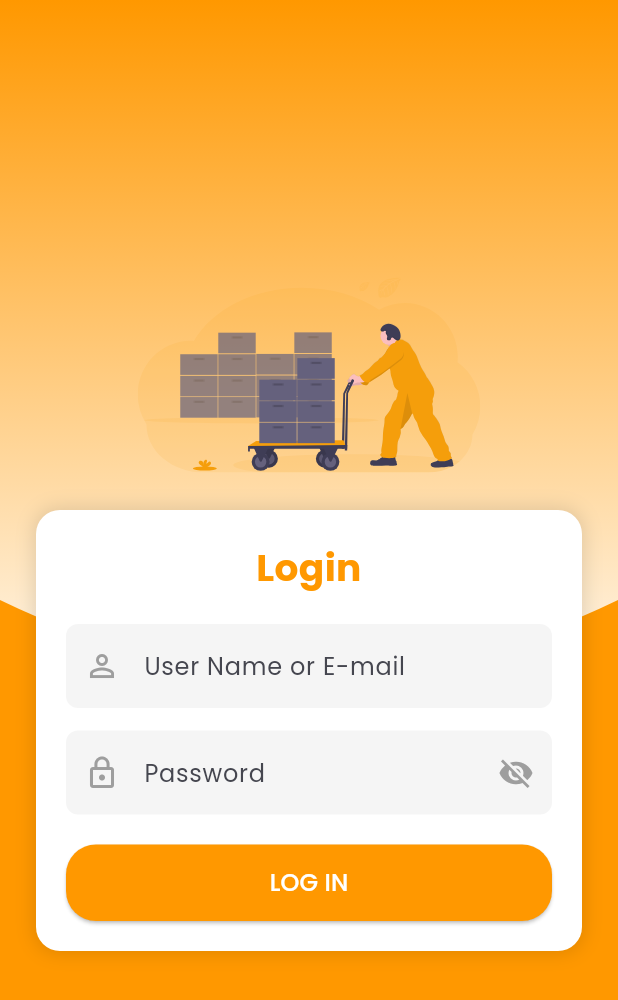
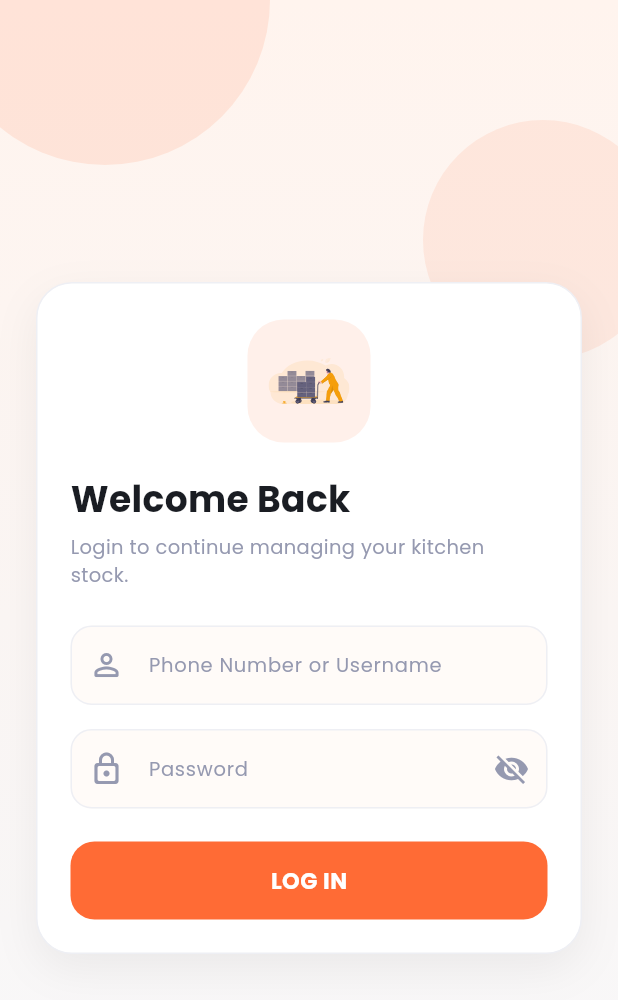
Before and after one commit to avddev369/hp_kitchen_stock, a Flutter app: the screen it shows after launch, on a phone screen of 412 x 824 dp. Shown: the top 1000 px of the screen. Run offline on Flutter 3.47's test engine with Material 3 defaults, Android fonts, the phone set to English and light mode, and no system bars; drawn by our look-alikes of flutter_animate; our stand-ins replace connectivity_plus, dio, dotted_line, dropdown_button2, flutter_easyloading, flutter_spinkit and 5 more.

Commit message:
Home page redesign

```diff
--- a/lib/ui/views/auth/login.dart
+++ b/lib/ui/views/auth/login.dart
@@ -1,5 +1,4 @@
 import 'dart:io';
-import 'package:flutter/cupertino.dart';
 import 'package:flutter/material.dart';
 import 'package:flutter_spinkit/flutter_spinkit.dart';
 import 'package:flutter_svg/svg.dart';
@@ -15,18 +14,21 @@ class LoginScreen extends StatefulWidget {
   final String? imagePath;
   final Color? backgroundColor;
 
-  LoginScreen({Key? key, this.imagePath, this.backgroundColor}) : super(key: key);
+  LoginScreen({Key? key, this.imagePath, this.backgroundColor})
+    : super(key: key);
 
   @override
   _LoginScreenState createState() => _LoginScreenState();
 }
 
 class _LoginScreenState extends State<LoginScreen> {
+  static const Color kOrange = Color(0xFFFF6B35);
+  static const Color kOrangeLight = Color(0xFFFFF0EA);
+  static const Color kBackground = Color(0xFFF7F8FA);
+  static const Color kTextPrimary = Color(0xFF1A1D23);
+  static const Color kTextSecondary = Color(0xFF9599B0);
+  static const Color kBorder = Color(0xFFEEEFF4);
   final LoginController loginController = Get.put(LoginController());
-
-  Color bgColor = Colors.orange;
-  Color shapeColor = Colors.orange;
-  Color buttonColor = Colors.orange;
   File? _selectedImage;
   String? _cachedImagePath;
 
@@ -62,7 +64,11 @@ class _LoginScreenState extends State<LoginScreen> {
     });
 
     try {
-      var response = await Api.login(_usernameController.text, _passwordController.text, context);
+      var response = await Api.login(
+        _usernameController.text,
+        _passwordController.text,
+        context,
+      );
 
       if (response != null && response['success'] == true) {
         String token = response['data']['token'] ?? '';
@@ -105,81 +111,156 @@ class _LoginScreenState extends State<LoginScreen> {
   @override
   Widget build(BuildContext context) {
     return Scaffold(
-      backgroundColor: Colors.orange,
+      backgroundColor: kBackground,
       body: Stack(
         children: [
-          Positioned(
-            top: 0,
-            left: 0,
-            right: 0,
-            child: ClipPath(
-              clipper: TopWaveClipper(),
-              child: Container(
-                height: 500,
-                decoration: BoxDecoration(
+          Container(
+            decoration: const BoxDecoration(
               gradient: LinearGradient(
-                    colors: [Colors.orange, Colors.white],
+                colors: [Color(0xFFFFF4EE), Color(0xFFF7F8FA)],
                 begin: Alignment.topCenter,
                 end: Alignment.bottomCenter,
               ),
             ),
-                child: Center(
-                  child: SvgPicture.asset(
-                    'assets/logo5.svg',
-                    height: 130,
-                    fit: BoxFit.contain,
-                  ).animate().scale().fadeIn(duration: Duration(milliseconds: 500)),
+          ),
+          Positioned(
+            top: -110,
+            left: -40,
+            child: Container(
+              width: 220,
+              height: 220,
+              decoration: BoxDecoration(
+                shape: BoxShape.circle,
+                color: kOrange.withOpacity(0.12),
               ),
             ),
           ),
+          Positioned(
+            top: 80,
+            right: -30,
+            child: Container(
+              width: 160,
+              height: 160,
+              decoration: BoxDecoration(
+                shape: BoxShape.circle,
+                color: kOrange.withOpacity(0.10),
               ),
-          Center(
+            ),
+          ),
+          SafeArea(
+            child: Center(
               child: SingleChildScrollView(
-              child: Padding(
-                padding: const EdgeInsets.symmetric(horizontal: 24.0),
-                child: Column(
-                  crossAxisAlignment: CrossAxisAlignment.center,
-                  children: [
-                    SizedBox(height: 150),
-                    Container(
-                      padding: EdgeInsets.all(20),
+                padding: const EdgeInsets.symmetric(
+                  horizontal: 24,
+                  vertical: 24,
+                ),
+                child: ConstrainedBox(
+                  constraints: const BoxConstraints(maxWidth: 420),
+                  child: Container(
+                    padding: const EdgeInsets.fromLTRB(22, 24, 22, 22),
                     decoration: BoxDecoration(
                       color: Colors.white,
-                        borderRadius: BorderRadius.circular(16),
+                      borderRadius: BorderRadius.circular(24),
+                      border: Border.all(color: kBorder),
                       boxShadow: [
                         BoxShadow(
-                            color: Colors.black12,
-                            blurRadius: 10,
-                            spreadRadius: 1,
+                          color: Colors.black.withOpacity(0.06),
+                          blurRadius: 24,
+                          offset: const Offset(0, 10),
                         ),
                       ],
                     ),
                     child: Column(
+                      crossAxisAlignment: CrossAxisAlignment.start,
                       children: [
+                        Center(
+                          child: Container(
+                            width: 82,
+                            height: 82,
+                            padding: const EdgeInsets.all(14),
+                            decoration: BoxDecoration(
+                              color: kOrangeLight,
+                              borderRadius: BorderRadius.circular(24),
+                            ),
+                            child:
+                                SvgPicture.asset(
+                                  'assets/logo5.svg',
+                                  fit: BoxFit.contain,
+                                ).animate().scale().fadeIn(
+                                  duration: const Duration(milliseconds: 500),
+                                ),
+                          ),
+                        ),
+                        const SizedBox(height: 20),
                         Text(
-                            'Login',
-                            style: GoogleFonts.poppins(fontSize: 25, fontWeight: FontWeight.bold, color: Colors.orange),
-                            textAlign: TextAlign.center,
-                          ).animate().fadeIn(duration: 1000.ms).slideY(),
-                          SizedBox(height: 20),
-                          _buildInputField(controller: _usernameController, label: 'User Name or E-mail', icon: Icons.person_outline),
-                          SizedBox(height: 15),
-                          _buildInputField(controller: _passwordController, label: 'Password', icon: Icons.lock_outline, obscureText: true),
-                          SizedBox(height: 20),
-                          ElevatedButton(
+                          'Welcome Back',
+                          style: GoogleFonts.poppins(
+                            fontSize: 24,
+                            fontWeight: FontWeight.w700,
+                            color: kTextPrimary,
+                          ),
+                        ).animate().fadeIn(duration: 700.ms).slideY(begin: 0.2),
+                        const SizedBox(height: 6),
+                        Text(
+                          'Login to continue managing your kitchen stock.',
+                          style: GoogleFonts.poppins(
+                            fontSize: 13,
+                            color: kTextSecondary,
+                            height: 1.5,
+                          ),
+                        ),
+                        const SizedBox(height: 24),
+                        _buildInputField(
+                          controller: _usernameController,
+                          label: 'Phone Number or Username',
+                          icon: Icons.person_outline_rounded,
+                        ),
+                        const SizedBox(height: 16),
+                        _buildInputField(
+                          controller: _passwordController,
+                          label: 'Password',
+                          icon: Icons.lock_outline_rounded,
+                          obscureText: true,
+                        ),
+                        const SizedBox(height: 22),
+                        SizedBox(
+                          width: double.infinity,
+                          height: 52,
+                          child: ElevatedButton(
                             onPressed: _isLoading ? null : _login,
-                            child: _isLoading ? SpinKitFadingCircle(color: Colors.orange) : Text('LOG IN', style: TextStyle(fontSize: 16, color: Colors.white)),
                             style: ElevatedButton.styleFrom(
-                              backgroundColor: Colors.orange,
-                              shape: RoundedRectangleBorder(borderRadius: BorderRadius.circular(20)),
-                              padding: EdgeInsets.symmetric(vertical: 14),
-                              minimumSize: Size(double.infinity, 50), // Set width to full width and height to 50
+                              backgroundColor: kOrange,
+                              disabledBackgroundColor: kOrange.withOpacity(
+                                0.55,
+                              ),
+                              elevation: 0,
+                              shape: RoundedRectangleBorder(
+                                borderRadius: BorderRadius.circular(16),
+                              ),
+                            ),
+                            child: _isLoading
+                                ? const SizedBox(
+                                    width: 22,
+                                    height: 22,
+                                    child: SpinKitFadingCircle(
+                                      color: Colors.white,
+                                      size: 18,
+                                    ),
+                                  )
+                                : Text(
+                                    'LOG IN',
+                                    style: GoogleFonts.poppins(
+                                      fontSize: 15,
+                                      color: Colors.white,
+                                      fontWeight: FontWeight.w700,
+                                      letterSpacing: 0.3,
+                                    ),
+                                  ),
                           ),
                         ),
                       ],
                     ),
                   ),
-                  ],
                 ),
               ),
             ),
@@ -189,42 +270,45 @@ class _LoginScreenState extends State<LoginScreen> {
     );
   }
 
-  Widget _buildInputField({required TextEditingController controller, required String label, required IconData icon, bool obscureText = false}) {
+  Widget _buildInputField({
+    required TextEditingController controller,
+    required String label,
+    required IconData icon,
+    bool obscureText = false,
+  }) {
     return TextField(
       controller: controller,
       obscureText: obscureText ? _obscurePassword : false,
+      style: GoogleFonts.poppins(fontSize: 14, color: kTextPrimary),
       decoration: InputDecoration(
         labelText: label,
-        prefixIcon: Icon(icon, color: Colors.grey),
+        labelStyle: GoogleFonts.poppins(color: kTextSecondary, fontSize: 13),
+        prefixIcon: Icon(icon, color: kTextSecondary),
         suffixIcon: obscureText
             ? IconButton(
-          icon: Icon(_obscurePassword ? Icons.visibility_off : Icons.visibility, color: Colors.grey),
-          onPressed: () => setState(() => _obscurePassword = !_obscurePassword),
+                icon: Icon(
+                  _obscurePassword ? Icons.visibility_off : Icons.visibility,
+                  color: kTextSecondary,
+                ),
+                onPressed: () =>
+                    setState(() => _obscurePassword = !_obscurePassword),
               )
             : null,
         filled: true,
-        fillColor: Color(0xFFF5F5F5),
-        border: OutlineInputBorder(borderRadius: BorderRadius.circular(8), borderSide: BorderSide.none),
+        fillColor: const Color(0xFFFFFBF8),
+        contentPadding: const EdgeInsets.symmetric(
+          horizontal: 14,
+          vertical: 16,
+        ),
+        enabledBorder: OutlineInputBorder(
+          borderRadius: BorderRadius.circular(14),
+          borderSide: const BorderSide(color: kBorder),
+        ),
+        focusedBorder: OutlineInputBorder(
+          borderRadius: BorderRadius.circular(14),
+          borderSide: const BorderSide(color: kOrange, width: 1.4),
+        ),
       ),
     );
   }
 }
-class TopWaveClipper extends CustomClipper<Path> {
-  @override
-  Path getClip(Size size) {
-    Path path = Path();
-    path.lineTo(0, size.height - 100);
-    path.quadraticBezierTo(
-      size.width / 2,
-      size.height,
-      size.width,
-      size.height - 100,
-    );
-    path.lineTo(size.width, 0);
-    path.close();
-    return path;
-  }
-
-  @override
-  bool shouldReclip(CustomClipper<Path> oldClipper) => false;
-}
```
Lines whose indentation alone changed are shown as unchanged.
